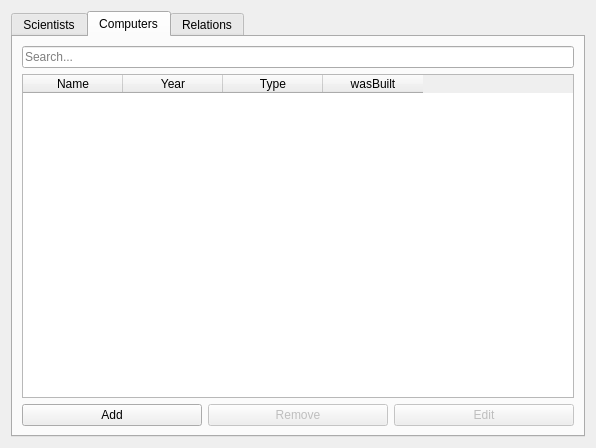
Above: gui/list/listgui.ui from HelgiThomas/Verklegt31 before the change. Below: the same form after it.
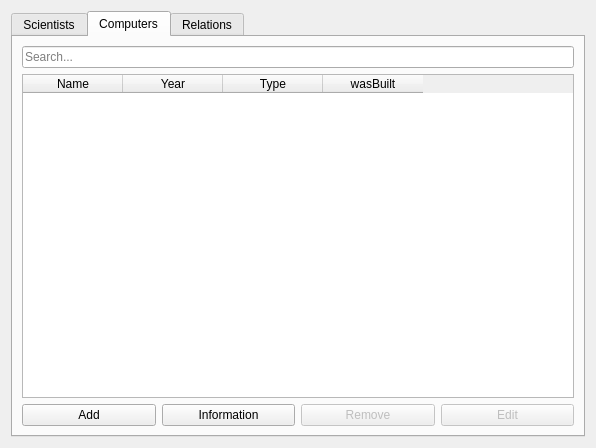
That is the form after the change. The open tabs and pages were chosen to show the change. Icons and pictures are not drawn.

Patch:
```diff
--- a/gui/list/listgui.ui
+++ b/gui/list/listgui.ui
@@ -139,6 +139,13 @@
            </property>
           </widget>
          </item>
+         <item>
+          <widget class="QPushButton" name="button_info_comp">
+           <property name="text">
+            <string>Information</string>
+           </property>
+          </widget>
+         </item>
          <item>
           <widget class="QPushButton" name="button_remove_computer">
            <property name="enabled">
```
Left out of the diff: 25 changed lines with no effect on the pictures.
